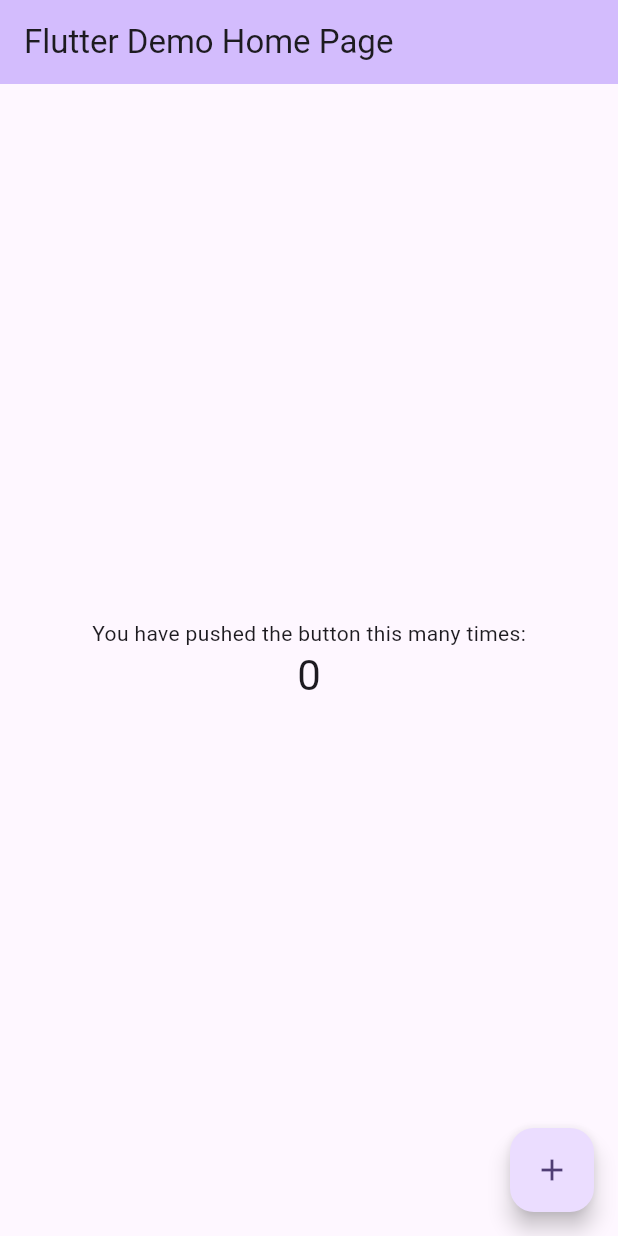
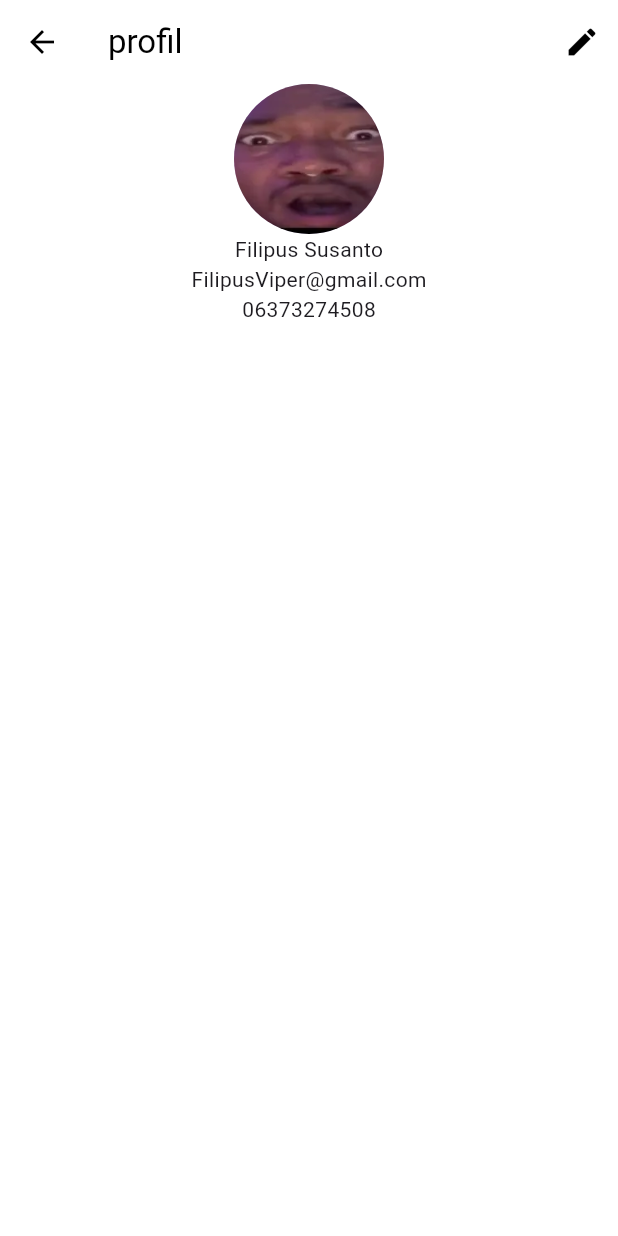
Before and after one commit to Natsoons/MobProgUAS, a Flutter app: the screen it shows after launch, on a phone screen of 412 x 824 dp. Run offline on Flutter 3.47's test engine with Material 3 defaults, Android fonts, the light colour scheme and no system bars.

Commit message:
add profile screen

```diff
--- a/lib/main.dart
+++ b/lib/main.dart
@@ -1,4 +1,5 @@
 import 'package:flutter/material.dart';
+import 'package:mobprog_uas/pages/profile.dart';
 
 void main() {
   runApp(const MyApp());
@@ -13,110 +14,9 @@ class MyApp extends StatelessWidget {
     return MaterialApp(
       title: 'Flutter Demo',
       theme: ThemeData(
-        // This is the theme of your application.
-        //
-        // TRY THIS: Try running your application with "flutter run". You'll see
-        // the application has a purple toolbar. Then, without quitting the app,
-        // try changing the seedColor in the colorScheme below to Colors.green
-        // and then invoke "hot reload" (save your changes or press the "hot
-        // reload" button in a Flutter-supported IDE, or press "r" if you used
-        // the command line to start the app).
-        //
-        // Notice that the counter didn't reset back to zero; the application
-        // state is not lost during the reload. To reset the state, use hot
-        // restart instead.
-        //
-        // This works for code too, not just values: Most code changes can be
-        // tested with just a hot reload.
         colorScheme: ColorScheme.fromSeed(seedColor: Colors.deepPurple),
       ),
-      home: const MyHomePage(title: 'Flutter Demo Home Page'),
+      home: Profile(),
     );
   }
 }
-
-class MyHomePage extends StatefulWidget {
-  const MyHomePage({super.key, required this.title});
-
-  // This widget is the home page of your application. It is stateful, meaning
-  // that it has a State object (defined below) that contains fields that affect
-  // how it looks.
-
-  // This class is the configuration for the state. It holds the values (in this
-  // case the title) provided by the parent (in this case the App widget) and
-  // used by the build method of the State. Fields in a Widget subclass are
-  // always marked "final".
-
-  final String title;
-
-  @override
-  State<MyHomePage> createState() => _MyHomePageState();
-}
-
-class _MyHomePageState extends State<MyHomePage> {
-  int _counter = 0;
-
-  void _incrementCounter() {
-    setState(() {
-      // This call to setState tells the Flutter framework that something has
-      // changed in this State, which causes it to rerun the build method below
-      // so that the display can reflect the updated values. If we changed
-      // _counter without calling setState(), then the build method would not be
-      // called again, and so nothing would appear to happen.
-      _counter++;
-    });
-  }
-
-  @override
-  Widget build(BuildContext context) {
-    // This method is rerun every time setState is called, for instance as done
-    // by the _incrementCounter method above.
-    //
-    // The Flutter framework has been optimized to make rerunning build methods
-    // fast, so that you can just rebuild anything that needs updating rather
-    // than having to individually change instances of widgets.
-    return Scaffold(
-      appBar: AppBar(
-        // TRY THIS: Try changing the color here to a specific color (to
-        // Colors.amber, perhaps?) and trigger a hot reload to see the AppBar
-        // change color while the other colors stay the same.
-        backgroundColor: Theme.of(context).colorScheme.inversePrimary,
-        // Here we take the value from the MyHomePage object that was created by
-        // the App.build method, and use it to set our appbar title.
-        title: Text(widget.title),
-      ),
-      body: Center(
-        // Center is a layout widget. It takes a single child and positions it
-        // in the middle of the parent.
-        child: Column(
-          // Column is also a layout widget. It takes a list of children and
-          // arranges them vertically. By default, it sizes itself to fit its
-          // children horizontally, and tries to be as tall as its parent.
-          //
-          // Column has various properties to control how it sizes itself and
-          // how it positions its children. Here we use mainAxisAlignment to
-          // center the children vertically; the main axis here is the vertical
-          // axis because Columns are vertical (the cross axis would be
-          // horizontal).
-          //
-          // TRY THIS: Invoke "debug painting" (choose the "Toggle Debug Paint"
-          // action in the IDE, or press "p" in the console), to see the
-          // wireframe for each widget.
-          mainAxisAlignment: MainAxisAlignment.center,
-          children: <Widget>[
-            const Text('You have pushed the button this many times:'),
-            Text(
-              '$_counter',
-              style: Theme.of(context).textTheme.headlineMedium,
-            ),
-          ],
-        ),
-      ),
-      floatingActionButton: FloatingActionButton(
-        onPressed: _incrementCounter,
-        tooltip: 'Increment',
-        child: const Icon(Icons.add),
-      ), // This trailing comma makes auto-formatting nicer for build methods.
-    );
-  }
-}
--- /dev/null
+++ b/lib/model/users.dart
@@ -0,0 +1,5 @@
+class User {
+  final String name;
+  final String email;
+  User({required this.name, required this.email});
+}
--- /dev/null
+++ b/lib/pages/profile.dart
@@ -0,0 +1,34 @@
+import 'package:flutter/material.dart';
+import 'profilebody.dart';
+
+
+
+
+class  Profile extends StatelessWidget {
+  const Profile({super.key});
+
+
+  @override
+  Widget build(BuildContext context) {
+    var scaffold3 = Scaffold(
+      appBar: AppBar(
+        title: const Text ('profil'),
+        leading: const Icon (Icons.arrow_back),
+        actions: [IconButton(onPressed: () {}, icon: const Icon(Icons.edit)),
+        ],
+
+        centerTitle: false,
+        backgroundColor: Colors.white,
+        foregroundColor: Colors.black,
+        elevation: 0.0,
+      ),
+      backgroundColor: Colors.white,
+      body: const Profilebody(),
+
+
+    );
+    var scaffold2 = scaffold3;
+    var scaffold = scaffold2;
+    return scaffold;
+  }
+}
--- /dev/null
+++ b/lib/pages/profilebody.dart
@@ -0,0 +1,25 @@
+import 'package:flutter/material.dart';
+
+class Profilebody extends StatelessWidget {
+  const Profilebody({
+    super.key,
+  });
+
+  @override
+  Widget build(BuildContext context) {
+    return SizedBox(
+    width: double.infinity,
+    child: Column(
+      children: const [
+        CircleAvatar(
+          backgroundImage: AssetImage('assets/ambatukam.jpg'),
+          radius: 50.0,
+        ),
+        Text('Filipus Susanto'),
+        Text('FilipusViper@gmail.com'),
+        Text('06373274508'),
+      ],
+    ),
+    );
+  }
+}
--- a/pubspec.yaml
+++ b/pubspec.yaml
@@ -57,6 +57,9 @@ flutter:
   # the material Icons class.
   uses-material-design: true
 
+  assets:
+    - assets/
+
   # To add assets to your application, add an assets section, like this:
   # assets:
   #   - images/a_dot_burr.jpeg
```
Also changed, not shown: assets/ambatukam.jpg (added).
